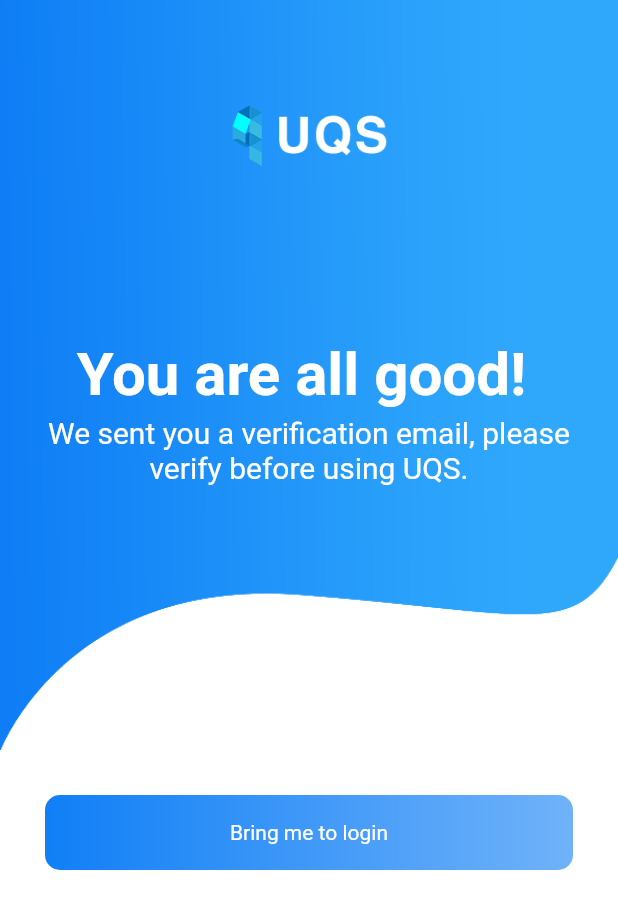
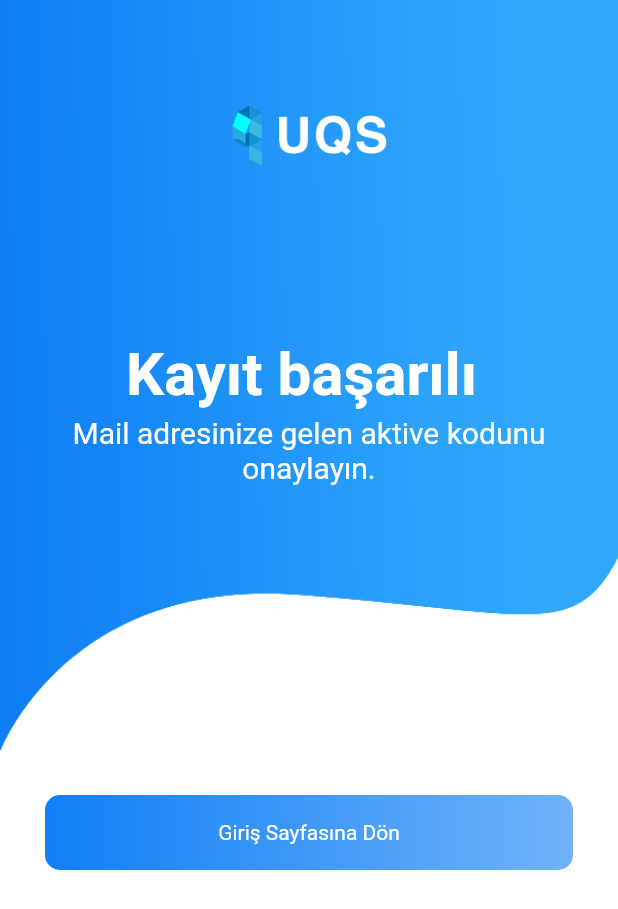
Before and after one commit to fatihemree/sunum, a Flutter app: the SuccessPage screen opened by its route, on a phone screen of 412 x 824 dp. Shown: the top 909 px of the screen. Run offline on Flutter 3.47's test engine with Material 2 defaults, Android fonts, the phone set to English and light mode, and no system bars; our stand-ins replace cached_network_image, cloud_firestore, dio, firebase_auth, firebase_messaging, firebase_storage and 6 more; accounts and stored records are empty; network calls fail.

Commit message:
formattanOnce

```diff
--- a/lib/Screens/Home/profilepage.dart
+++ b/lib/Screens/Home/profilepage.dart
@@ -163,7 +163,7 @@ class _ProfilepageState extends State<Profilepage> {
                         onPressed: editModeDisabled,
                         child: Text("Disable Edit Mode")),
                     Container(
-                        height: screenData.size.height / 3,
+                        height: screenData.size.height / 2.8,
                         decoration: BoxDecoration(
                             image: DecorationImage(
                                 image: AssetImage('assets/Pbackground.png'),
--- a/lib/Screens/Home/queue.dart
+++ b/lib/Screens/Home/queue.dart
@@ -151,7 +151,7 @@ class _QueueState extends State<Queue> {
                             Color.fromRGBO(16, 127, 246, .6),
                           ])),
                       child: Center(
-                          child: Text("Queue",
+                          child: Text("Sıra al",
                               style: TextStyle(
                                   color: Colors.white,
                                   fontSize: 20,
--- a/lib/Screens/success.dart
+++ b/lib/Screens/success.dart
@@ -38,14 +38,14 @@ class _SuccessPageState extends State<SuccessPage> {
                     ),
                     Positioned(
                       child: FadeAnimation(1.10, Container(
-                        child: Center(child: Text("You are all good! ", style: TextStyle(color: Colors.white, fontSize: 40, fontWeight: FontWeight.bold)))
+                        child: Center(child: Text("Kayıt başarılı ", style: TextStyle(color: Colors.white, fontSize: 40, fontWeight: FontWeight.bold)))
                       ))
                     ),
                     Positioned(
                       child: FadeAnimation(1.15, Container(
                         padding: EdgeInsets.all(10),
                         margin: EdgeInsets.only(top: 100),
-                        child: Center(child: Text("We sent you a verification email, please verify before using UQS.", style: TextStyle(color: Colors.white, fontSize: 20), textAlign: TextAlign.center,) ,)
+                        child: Center(child: Text("Mail adresinize gelen aktive kodunu onaylayın.", style: TextStyle(color: Colors.white, fontSize: 20), textAlign: TextAlign.center,) ,)
                       ))
                     )
                   ]
@@ -72,7 +72,7 @@ class _SuccessPageState extends State<SuccessPage> {
                           )
                         ),
                         child: Center(
-                          child: Text('Bring me to login', style: TextStyle(color: Colors.white, ))
+                          child: Text('Giriş Sayfasına Dön', style: TextStyle(color: Colors.white, ))
                         ),
                       ))
                     )
```
Also changed, not shown: lib/Screens/Home/category/active.dart (+7 -1 lines), lib/Screens/Home/category/cancelled.dart (+8 -3 lines).
